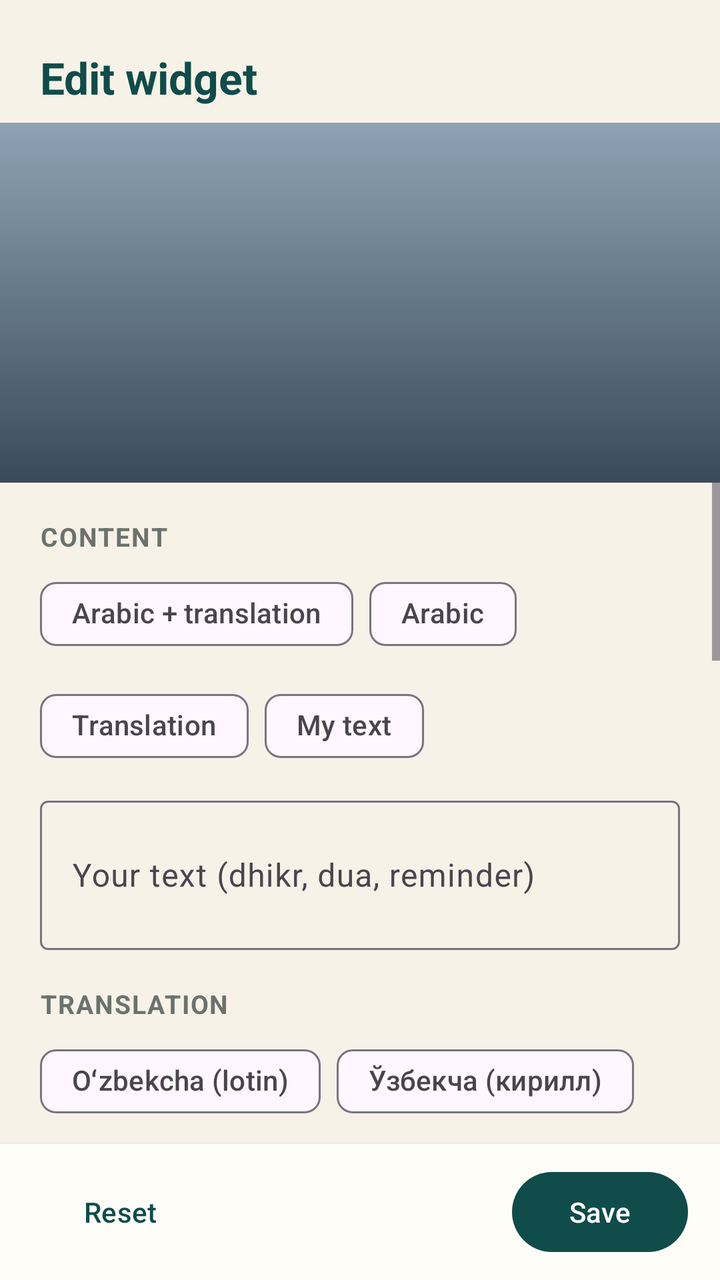
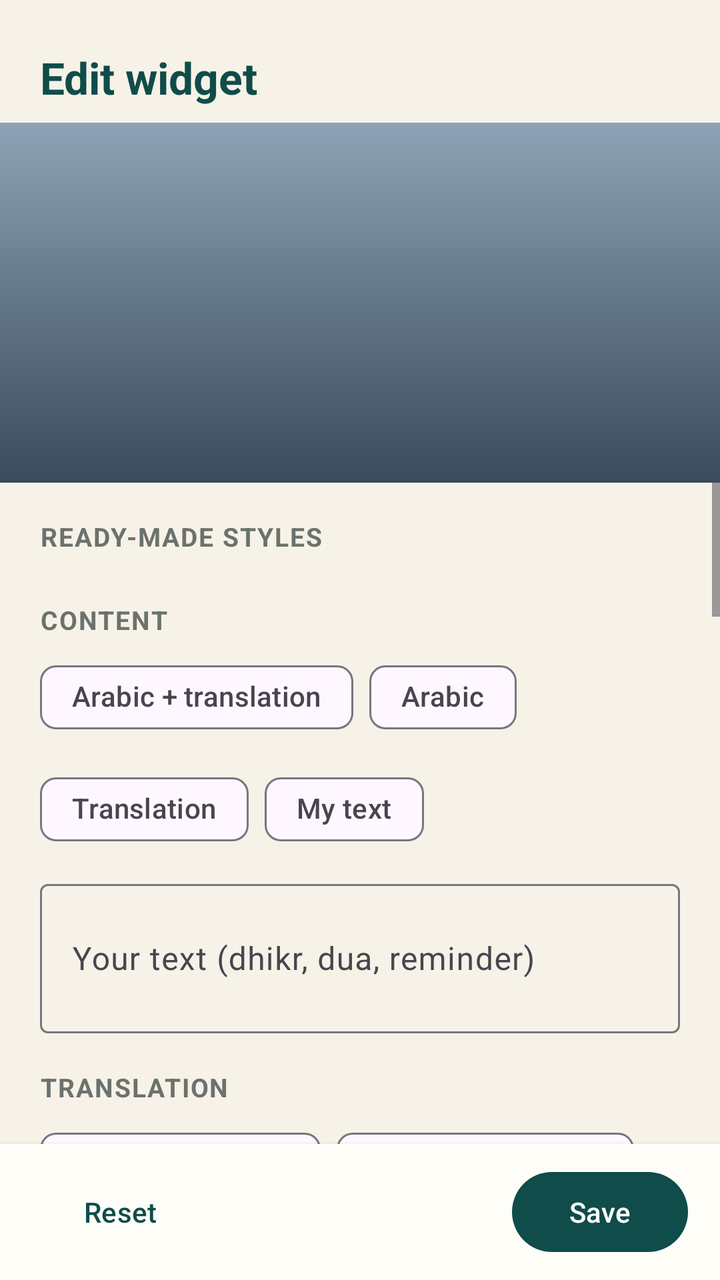

Screens rendered from an Android XML layout before and after an edit, with the pre-edit source and the edit as a unified diff.
<!-- AndroidManifest.xml: application theme Theme.DailyAyah -->
<!-- res/layout/activity_editor.xml -->
<?xml version="1.0" encoding="utf-8"?>
<LinearLayout xmlns:android="http://schemas.android.com/apk/res/android"
    xmlns:app="http://schemas.android.com/apk/res-auto"
    android:layout_width="match_parent"
    android:layout_height="match_parent"
    android:background="@color/bg"
    android:orientation="vertical">

    <TextView
        android:id="@+id/editorTitle"
        android:layout_width="match_parent"
        android:layout_height="wrap_content"
        android:paddingHorizontal="20dp"
        android:paddingTop="24dp"
        android:paddingBottom="8dp"
        android:text="@string/editor_title_widget"
        android:textColor="@color/primary"
        android:textSize="22sp"
        android:textStyle="bold" />

    
    <FrameLayout
        android:id="@+id/previewFrame"
        android:layout_width="match_parent"
        android:layout_height="180dp"
        android:background="@drawable/preview_wallpaper"
        android:padding="12dp">

        <ImageView
            android:id="@+id/preview"
            android:layout_width="match_parent"
            android:layout_height="match_parent"
            android:importantForAccessibility="no"
            android:scaleType="fitCenter" />
    </FrameLayout>

    <ScrollView
        android:layout_width="match_parent"
        android:layout_height="0dp"
        android:layout_weight="1">

        <LinearLayout
            android:layout_width="match_parent"
            android:layout_height="wrap_content"
            android:orientation="vertical"
            android:paddingHorizontal="20dp"
            android:paddingBottom="16dp">

            
            <TextView style="@style/EditorLabel" android:text="@string/content" />

            <com.google.android.material.chip.ChipGroup
                android:id="@+id/contentGroup"
                android:layout_width="match_parent"
                android:layout_height="wrap_content"
                app:selectionRequired="true"
                app:singleSelection="true">

                <com.google.android.material.chip.Chip
                    android:id="@+id/chipBoth"
                    style="@style/Widget.Material3.Chip.Filter"
                    android:layout_width="wrap_content"
                    android:layout_height="wrap_content"
                    android:text="@string/content_both" />

                <com.google.android.material.chip.Chip
                    android:id="@+id/chipArabic"
                    style="@style/Widget.Material3.Chip.Filter"
                    android:layout_width="wrap_content"
                    android:layout_height="wrap_content"
                    android:text="@string/content_arabic" />

                <com.google.android.material.chip.Chip
                    android:id="@+id/chipTranslation"
                    style="@style/Widget.Material3.Chip.Filter"
                    android:layout_width="wrap_content"
                    android:layout_height="wrap_content"
                    android:text="@string/content_translation" />

                <com.google.android.material.chip.Chip
                    android:id="@+id/chipCustom"
                    style="@style/Widget.Material3.Chip.Filter"
                    android:layout_width="wrap_content"
                    android:layout_height="wrap_content"
                    android:text="@string/content_custom" />
            </com.google.android.material.chip.ChipGroup>

            <com.google.android.material.textfield.TextInputLayout
                android:id="@+id/customTextLayout"
                style="@style/Widget.Material3.TextInputLayout.OutlinedBox"
                android:layout_width="match_parent"
                android:layout_height="wrap_content"
                android:layout_marginTop="8dp"
                android:hint="@string/custom_text_hint">

                <com.google.android.material.textfield.TextInputEditText
                    android:id="@+id/customText"
                    android:layout_width="match_parent"
                    android:layout_height="wrap_content"
                    android:inputType="textMultiLine|textCapSentences"
                    android:maxLines="6"
                    android:minLines="2" />
            </com.google.android.material.textfield.TextInputLayout>

            
            <TextView style="@style/EditorLabel" android:text="@string/translation" />

            <com.google.android.material.chip.ChipGroup
                android:id="@+id/translationGroup"
                android:layout_width="match_parent"
                android:layout_height="wrap_content"
                app:selectionRequired="true"
                app:singleSelection="false">

                <com.google.android.material.chip.Chip
                    android:id="@+id/trUzLatn"
                    style="@style/Widget.Material3.Chip.Filter"
                    android:layout_width="wrap_content"
                    android:layout_height="wrap_content"
                    android:text="@string/lang_uz_latn" />

                <com.google.android.material.chip.Chip
                    android:id="@+id/trUzCyrl"
                    style="@style/Widget.Material3.Chip.Filter"
                    android:layout_width="wrap_content"
                    android:layout_height="wrap_content"
                    android:text="@string/lang_uz_cyrl" />

                <com.google.android.material.chip.Chip
                    android:id="@+id/trRu"
                    style="@style/Widget.Material3.Chip.Filter"
                    android:layout_width="wrap_content"
                    android:layout_height="wrap_content"
                    android:text="@string/lang_ru" />

                <com.google.android.material.chip.Chip
                    android:id="@+id/trEn"
                    style="@style/Widget.Material3.Chip.Filter"
                    android:layout_width="wrap_content"
                    android:layout_height="wrap_content"
                    android:text="@string/lang_en" />
            </com.google.android.material.chip.ChipGroup>

            <TextView
                android:layout_width="match_parent"
                android:layout_height="wrap_content"
                android:layout_marginTop="4dp"
                android:text="@string/translations_hint"
                android:textColor="@color/text_muted"
                android:textSize="12sp" />

            
            <TextView style="@style/EditorLabel" android:text="@string/arabic_font" />

            <com.google.android.material.chip.ChipGroup
                android:id="@+id/arabicFontGroup"
                android:layout_width="match_parent"
                android:layout_height="wrap_content"
                app:selectionRequired="true"
                app:singleSelection="true" />

            <TextView style="@style/EditorLabel" android:text="@string/text_font" />

            <com.google.android.material.chip.ChipGroup
                android:id="@+id/textFontGroup"
                android:layout_width="match_parent"
                android:layout_height="wrap_content"
                app:selectionRequired="true"
                app:singleSelection="true" />

            
            <TextView
                android:id="@+id/arabicSizeLabel"
                style="@style/EditorLabel"
                android:text="@string/arabic_size" />

            <com.google.android.material.slider.Slider
                android:id="@+id/arabicSize"
                android:layout_width="match_parent"
                android:layout_height="wrap_content"
                android:stepSize="1"
                android:valueFrom="12"
                android:valueTo="44" />

            <TextView
                android:id="@+id/textSizeLabel"
                style="@style/EditorLabel"
                android:text="@string/text_size" />

            <com.google.android.material.slider.Slider
                android:id="@+id/textSize"
                android:layout_width="match_parent"
                android:layout_height="wrap_content"
                android:stepSize="1"
                android:valueFrom="9"
                android:valueTo="30" />

            
            <TextView style="@style/EditorLabel" android:text="@string/text_style_section" />

            <com.google.android.material.materialswitch.MaterialSwitch
                android:id="@+id/bold"
                android:layout_width="match_parent"
                android:layout_height="wrap_content"
                android:text="@string/bold" />

            <com.google.android.material.materialswitch.MaterialSwitch
                android:id="@+id/italic"
                android:layout_width="match_parent"
                android:layout_height="wrap_content"
                android:text="@string/italic" />

            <com.google.android.material.materialswitch.MaterialSwitch
                android:id="@+id/showSurah"
                android:layout_width="match_parent"
                android:layout_height="wrap_content"
                android:text="@string/show_surah" />

            <com.google.android.material.materialswitch.MaterialSwitch
                android:id="@+id/showReference"
                android:layout_width="match_parent"
                android:layout_height="wrap_content"
                android:text="@string/show_reference" />

            <TextView style="@style/EditorLabel" android:text="@string/alignment" />

            <com.google.android.material.button.MaterialButtonToggleGroup
                android:id="@+id/alignGroup"
                android:layout_width="match_parent"
                android:layout_height="wrap_content"
                app:selectionRequired="true"
                app:singleSelection="true">

                <Button
                    android:id="@+id/alStart"
                    style="?attr/materialButtonOutlinedStyle"
                    android:layout_width="0dp"
                    android:layout_height="wrap_content"
                    android:layout_weight="1"
                    android:text="@string/align_start" />

                <Button
                    android:id="@+id/alCenter"
                    style="?attr/materialButtonOutlinedStyle"
                    android:layout_width="0dp"
                    android:layout_height="wrap_content"
                    android:layout_weight="1"
                    android:text="@string/align_center" />

                <Button
                    android:id="@+id/alEnd"
                    style="?attr/materialButtonOutlinedStyle"
                    android:layout_width="0dp"
                    android:layout_height="wrap_content"
                    android:layout_weight="1"
                    android:text="@string/align_end" />
            </com.google.android.material.button.MaterialButtonToggleGroup>

            
            <TextView style="@style/EditorLabel" android:text="@string/colours" />

            <HorizontalScrollView
                android:layout_width="match_parent"
                android:layout_height="wrap_content"
                android:scrollbars="none">

                <LinearLayout
                    android:id="@+id/themeRow"
                    android:layout_width="wrap_content"
                    android:layout_height="wrap_content"
                    android:orientation="horizontal"
                    android:paddingVertical="4dp" />
            </HorizontalScrollView>

            <TextView
                android:id="@+id/opacityLabel"
                style="@style/EditorLabel"
                android:text="@string/opacity" />

            <com.google.android.material.slider.Slider
                android:id="@+id/opacity"
                android:layout_width="match_parent"
                android:layout_height="wrap_content"
                android:stepSize="5"
                android:valueFrom="0"
                android:valueTo="100" />

            <TextView
                android:id="@+id/cornerLabel"
                style="@style/EditorLabel"
                android:text="@string/corners" />

            <com.google.android.material.slider.Slider
                android:id="@+id/corner"
                android:layout_width="match_parent"
                android:layout_height="wrap_content"
                android:stepSize="2"
                android:valueFrom="0"
                android:valueTo="40" />
        </LinearLayout>
    </ScrollView>

    <LinearLayout
        android:layout_width="match_parent"
        android:layout_height="wrap_content"
        android:background="@color/surface"
        android:elevation="4dp"
        android:orientation="horizontal"
        android:paddingHorizontal="16dp"
        android:paddingVertical="10dp">

        <Button
            android:id="@+id/btnReset"
            style="?attr/borderlessButtonStyle"
            android:layout_width="wrap_content"
            android:layout_height="wrap_content"
            android:text="@string/reset" />

        <View
            android:layout_width="0dp"
            android:layout_height="1dp"
            android:layout_weight="1" />

        <Button
            android:id="@+id/btnSave"
            android:layout_width="wrap_content"
            android:layout_height="wrap_content"
            android:text="@string/save" />
    </LinearLayout>
</LinearLayout>
<!-- resources referenced by this layout -->
<resources>
  <color name="bg">#F7F2E7</color>
  <color name="primary">#0F4C4A</color>
  <color name="surface">#FFFDF8</color>
  <color name="text_muted">#6B726E</color>
  <!-- drawable preview_wallpaper (drawable) -->
  <?xml version="1.0" encoding="utf-8"?>
  <shape xmlns:android="http://schemas.android.com/apk/res/android" android:shape="rectangle">
      <gradient
          android:angle="270"
          android:endColor="#3A4A5A"
          android:startColor="#8DA3B5" />
  </shape>
  <string name="align_center">Centre</string>
  <string name="align_end">End</string>
  <string name="align_start">Start</string>
  <string name="alignment">Alignment</string>
  <string name="arabic_font">Arabic font</string>
  <string name="arabic_size">Arabic text size</string>
  <string name="bold">Bold</string>
  <string name="colours">Colours</string>
  <string name="content">Content</string>
  <string name="content_arabic">Arabic</string>
  <string name="content_both">Arabic + translation</string>
  <string name="content_custom">My text</string>
  <string name="content_translation">Translation</string>
  <string name="corners">Corner roundness</string>
  <string name="custom_text_hint">Your text (dhikr, dua, reminder)</string>
  <string name="editor_title_widget">Edit widget</string>
  <string name="italic">Italic (translation)</string>
  <string name="lang_en">English</string>
  <string name="lang_ru">Русский</string>
  <string name="lang_uz_cyrl">Ўзбекча (кирилл)</string>
  <string name="lang_uz_latn">Oʻzbekcha (lotin)</string>
  <string name="opacity">Background opacity</string>
  <string name="reset">Reset</string>
  <string name="save">Save</string>
  <string name="show_reference">Show reference</string>
  <string name="show_surah">Show surah name</string>
  <string name="text_font">Translation font</string>
  <string name="text_size">Translation text size</string>
  <string name="text_style_section">Text style</string>
  <string name="translation">Translation</string>
  <string name="translations_hint">Choose one or more translations.</string>
  <style name="EditorLabel">
          <item name="android:layout_width">match_parent</item>
          <item name="android:layout_height">wrap_content</item>
          <item name="android:layout_marginTop">18dp</item>
          <item name="android:layout_marginBottom">6dp</item>
          <item name="android:textColor">@color/text_muted</item>
          <item name="android:textSize">13sp</item>
          <item name="android:textStyle">bold</item>
          <item name="android:textAllCaps">true</item>
          <item name="android:letterSpacing">0.05</item>
      </style>
  <style name="Theme.DailyAyah" parent="Theme.Material3.DayNight.NoActionBar">
          <item name="colorPrimary">@color/primary</item>
          <item name="colorSecondary">@color/accent</item>
          <item name="android:colorBackground">@color/bg</item>
          <item name="android:statusBarColor">@color/bg</item>
          <item name="android:navigationBarColor">@color/bg</item>
      </style>
  <color name="accent">#B8892B</color>
</resources>

<!-- the commit's change to res/layout/activity_editor.xml (unified diff, before → after) -->
@@ -47,6 +47,16 @@
             android:paddingBottom="16dp">
 
             
+            <TextView style="@style/EditorLabel" android:text="@string/presets_label" />
+
+            <com.google.android.material.chip.ChipGroup
+                android:id="@+id/presetGroup"
+                android:layout_width="match_parent"
+                android:layout_height="wrap_content"
+                app:selectionRequired="false"
+                app:singleSelection="false" />
+
+            
             <TextView style="@style/EditorLabel" android:text="@string/content" />
 
             <com.google.android.material.chip.ChipGroup
@@ -195,6 +205,19 @@
                 android:valueFrom="9"
                 android:valueTo="30" />
 
+            <TextView
+                android:id="@+id/lineSpacingLabel"
+                style="@style/EditorLabel"
+                android:text="@string/line_spacing" />
+
+            <com.google.android.material.slider.Slider
+                android:id="@+id/lineSpacing"
+                android:layout_width="match_parent"
+                android:layout_height="wrap_content"
+                android:stepSize="5"
+                android:valueFrom="70"
+                android:valueTo="200" />
+
             
             <TextView style="@style/EditorLabel" android:text="@string/text_style_section" />
 
@@ -221,6 +244,18 @@
                 android:layout_width="match_parent"
                 android:layout_height="wrap_content"
                 android:text="@string/show_reference" />
+
+            <com.google.android.material.materialswitch.MaterialSwitch
+                android:id="@+id/shadow"
+                android:layout_width="match_parent"
+                android:layout_height="wrap_content"
+                android:text="@string/shadow" />
+
+            <com.google.android.material.materialswitch.MaterialSwitch
+                android:id="@+id/ayahMark"
+                android:layout_width="match_parent"
+                android:layout_height="wrap_content"
+                android:text="@string/ayah_mark" />
 
             <TextView style="@style/EditorLabel" android:text="@string/alignment" />
 
@@ -271,6 +306,38 @@
                     android:orientation="horizontal"
                     android:paddingVertical="4dp" />
             </HorizontalScrollView>
+
+            <TextView style="@style/EditorLabel" android:text="@string/pattern" />
+
+            <com.google.android.material.chip.ChipGroup
+                android:id="@+id/patternGroup"
+                android:layout_width="match_parent"
+                android:layout_height="wrap_content"
+                app:selectionRequired="true"
+                app:singleSelection="true" />
+
+            <TextView
+                android:id="@+id/patternIntensityLabel"
+                style="@style/EditorLabel"
+                android:text="@string/pattern_intensity" />
+
+            <com.google.android.material.slider.Slider
+                android:id="@+id/patternIntensity"
+                android:layout_width="match_parent"
+                android:layout_height="wrap_content"
+                android:stepSize="2"
+                android:valueFrom="4"
+                android:valueTo="80" />
+
+            <TextView style="@style/EditorLabel" android:text="@string/frame" />
+
+            <com.google.android.material.chip.ChipGroup
+                android:id="@+id/frameGroup"
+                android:layout_width="match_parent"
+                android:layout_height="wrap_content"
+                app:selectionRequired="true"
+                app:singleSelection="true" />
+
 
             <TextView
                 android:id="@+id/opacityLabel"
<!-- resource entries referenced after the edit -->
@@ -18,6 +18,7 @@
   <string name="alignment">Alignment</string>
   <string name="arabic_font">Arabic font</string>
   <string name="arabic_size">Arabic text size</string>
+  <string name="ayah_mark">Verse number mark ۝</string>
   <string name="bold">Bold</string>
   <string name="colours">Colours</string>
   <string name="content">Content</string>
@@ -28,14 +29,20 @@
   <string name="corners">Corner roundness</string>
   <string name="custom_text_hint">Your text (dhikr, dua, reminder)</string>
   <string name="editor_title_widget">Edit widget</string>
+  <string name="frame">Frame</string>
   <string name="italic">Italic (translation)</string>
   <string name="lang_en">English</string>
   <string name="lang_ru">Русский</string>
   <string name="lang_uz_cyrl">Ўзбекча (кирилл)</string>
   <string name="lang_uz_latn">Oʻzbekcha (lotin)</string>
+  <string name="line_spacing">Line spacing</string>
   <string name="opacity">Background opacity</string>
+  <string name="pattern">Pattern</string>
+  <string name="pattern_intensity">Pattern strength</string>
+  <string name="presets_label">Ready-made styles</string>
   <string name="reset">Reset</string>
   <string name="save">Save</string>
+  <string name="shadow">Text shadow</string>
   <string name="show_reference">Show reference</string>
   <string name="show_surah">Show surah name</string>
   <string name="text_font">Translation font</string>
